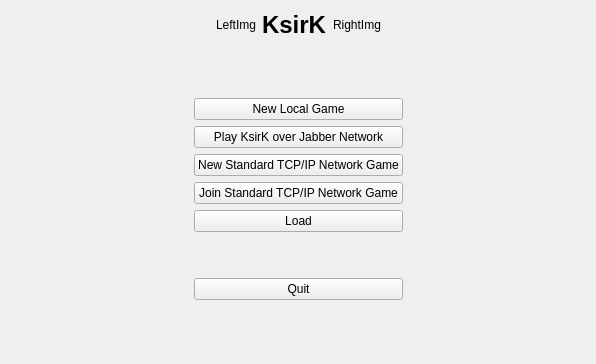
Old version of the form ksirk/mainMenu.ui in the repository KDE/ksirk.
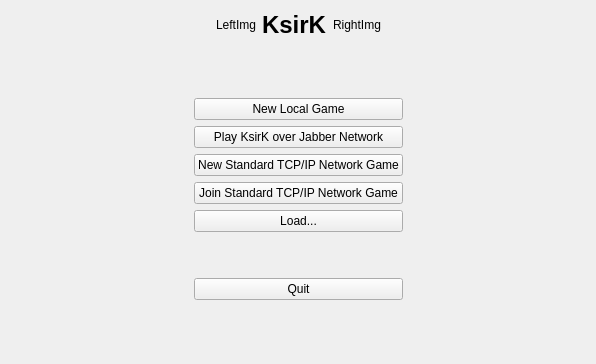
New version of the form.

Diff of the .ui file:
```diff
--- a/ksirk/mainMenu.ui
+++ b/ksirk/mainMenu.ui
@@ -122,7 +122,7 @@
        <item>
         <widget class="QPushButton" name="pbLoad" >
          <property name="text" >
-          <string>Load</string>
+          <string>Load...</string>
          </property>
         </widget>
        </item>
```
